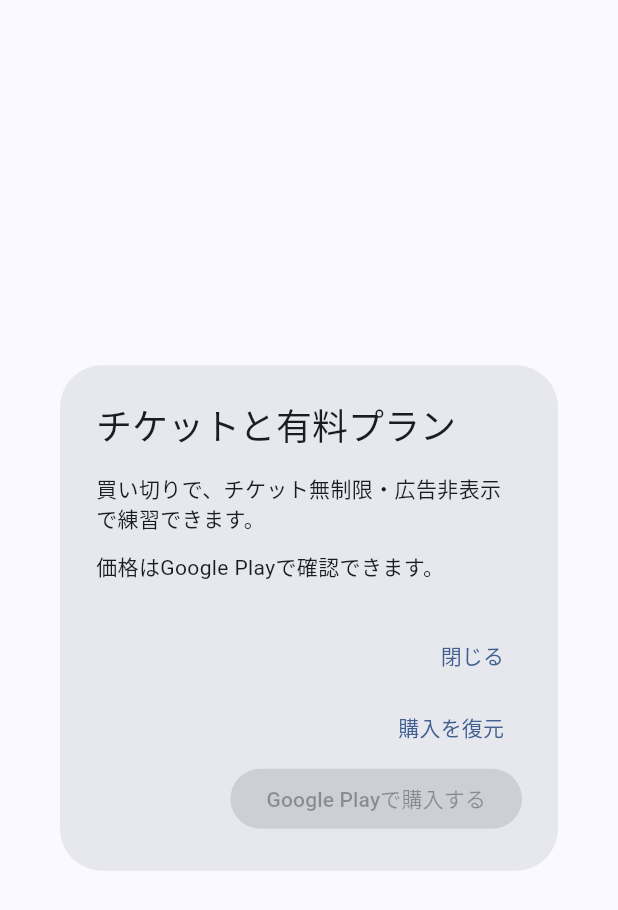
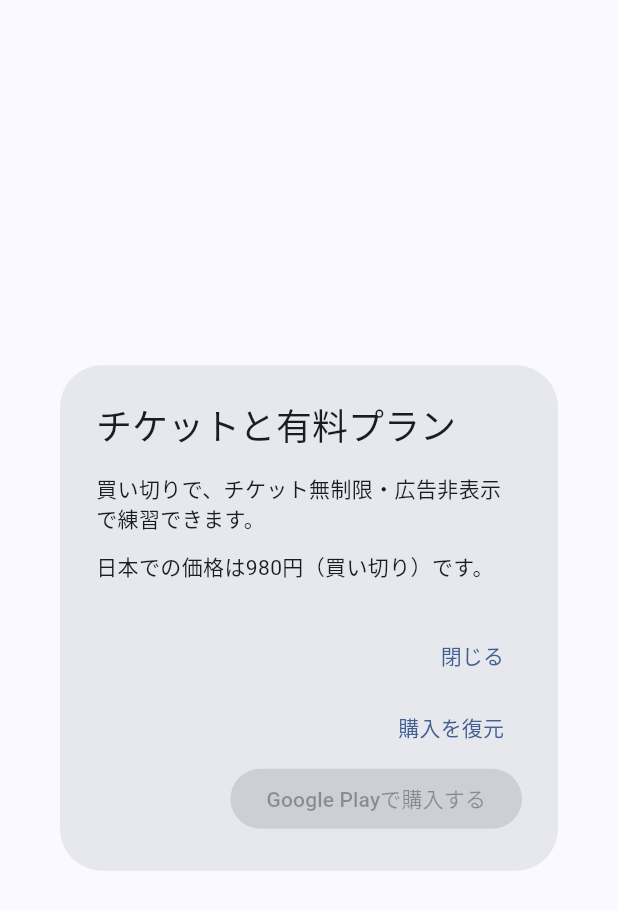
Before and after one commit to ryamazura-cloud/dokoshado-ios-build, a Flutter app: the PurchasePlanDialog widget shown alone on an empty page, opened directly with empty values, on a phone screen of 412 x 824 dp. Shown: the top 910 px of the screen. Run offline on Flutter 3.47's test engine with Material 3 defaults, Android fonts, the phone set to English and light mode, and no system bars; our stand-ins replace audioplayers, firebase_analytics, firebase_core, flutter_local_notifications, flutter_timezone, google_mobile_ads and 3 more; accounts and stored records are empty.

Commit message:
Match monthly chart labels to daily labels and update buyout price

```diff
--- a/lib/activity.dart
+++ b/lib/activity.dart
@@ -140,7 +140,7 @@ List<PeriodTotal> chartPeriods(
         : DateTime(start.year, start.month, start.day + 1);
     return sumPeriod(
       days,
-      monthly ? '${start.month}月' : '${start.day}\n${weekdayLabel(start)}',
+      monthly ? '${start.month}\n月' : '${start.day}\n${weekdayLabel(start)}',
       start,
       end,
     );
--- a/lib/purchase_access.dart
+++ b/lib/purchase_access.dart
@@ -7,6 +7,7 @@ import 'tickets.dart';
 class PurchaseAccess extends ChangeNotifier {
   static const channel = MethodChannel('biz.wisemap.dokoshado/purchases');
   static const _preview = bool.fromEnvironment('DOKOSHADO_PREVIEW');
+  static const japanBuyoutPrice = 980;
 
   bool unlimited = false;
   bool initialized = false;
@@ -62,7 +63,7 @@ class PurchaseAccess extends ChangeNotifier {
         'unlimited': false,
         'ready': false,
         'busy': false,
-        'price': '￥980',
+        'price': '￥$japanBuyoutPrice',
         'message': 'この確認版では購入できません。購入・復元は通常のどこシャドでご利用ください。',
       });
       return;
@@ -129,7 +130,7 @@ class PurchasePlanDialog extends StatelessWidget {
             access.unlimited
                 ? '無制限プランをご利用中です。'
                 : access.price == null
-                ? '価格は${access.storeName}で確認できます。'
+                ? '日本での価格は${PurchaseAccess.japanBuyoutPrice}円（買い切り）です。'
                 : '${access.price}（買い切り）',
           ),
           if (access.busy) ...[
```
Also changed, not shown: 2 other files.
